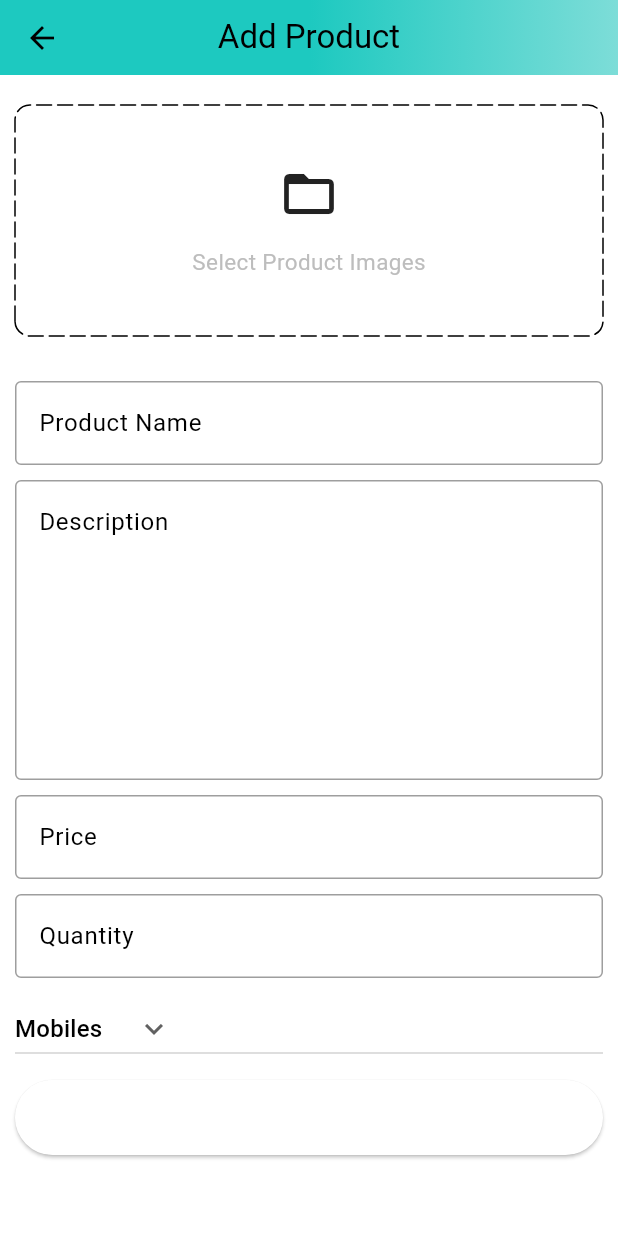
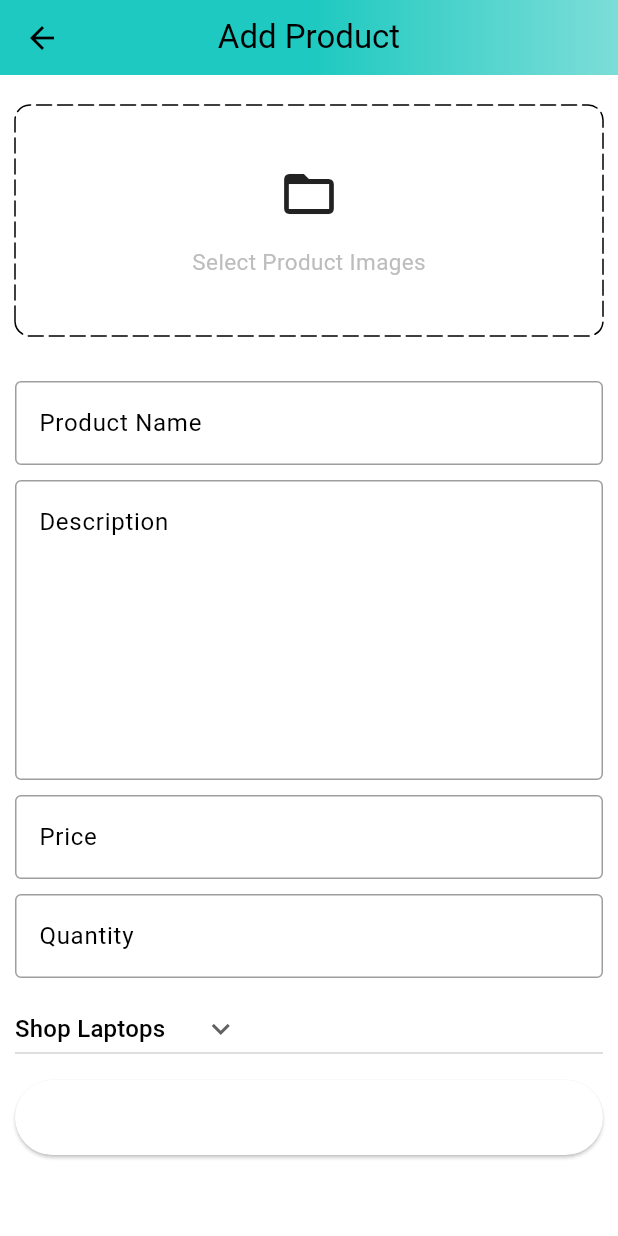
Before and after one commit to CaoThang7/amazon-clone, a Flutter app: the AddProductScreen screen opened by its route, on a phone screen of 412 x 824 dp. Run offline on Flutter 3.47's test engine with Material 2 defaults, Android fonts, the phone set to English and light mode, and no system bars; drawn by our look-alikes of dotted_border; our stand-ins replace badges, carousel_slider, file_picker, shared_preferences; missing offline and left inert: cloudinary_public; accounts and stored records are empty.

Commit message:
change product category

```diff
--- a/lib/constants/global_variables.dart
+++ b/lib/constants/global_variables.dart
@@ -29,24 +29,20 @@ class GlobalVariables {
 
   static const List<Map<String, String>> categoryImages = [
     {
-      'title': 'Mobiles',
-      'image': 'assets/images/mobiles.jpg',
+      'title': 'Shop Laptops',
+      'image': 'assets/images/laptop.jpg',
     },
     {
-      'title': 'Essentials',
-      'image': 'assets/images/essential-oil.jpg',
+      'title': 'Shop Deals',
+      'image': 'assets/images/bicycle.jpg',
     },
     {
-      'title': 'Appliances',
-      'image': 'assets/images/appliancess.jpg',
+      'title': 'Beauty Picks',
+      'image': 'assets/images/beautypick.jpg',
     },
     {
-      'title': 'Books',
-      'image': 'assets/images/bookss.jpg',
-    },
-    {
-      'title': 'Fashion',
-      'image': 'assets/images/fashions.jpg',
+      'title': 'Womens Fashion',
+      'image': 'assets/images/womenfashion.jpg',
     },
   ];
 }
--- a/lib/screens/admin/screen/add_product_screen.dart
+++ b/lib/screens/admin/screen/add_product_screen.dart
@@ -23,7 +23,7 @@ class _AddProductScreenState extends State<AddProductScreen> {
   final TextEditingController priceController = TextEditingController();
   final TextEditingController quantityController = TextEditingController();
   final AdminServices adminServices = AdminServices();
-  String category = 'Mobiles';
+  String category = 'Shop Laptops';
   List<File> images = [];
   final _addProductFormKey = GlobalKey<FormState>();
 
@@ -37,11 +37,10 @@ class _AddProductScreenState extends State<AddProductScreen> {
   }
 
   List<String> productCategories = [
-    'Mobiles',
-    'Essentials',
-    'Appliances',
-    'Books',
-    'Fashion'
+    'Shop Laptops',
+    'Shop Deals',
+    'Beauty Picks',
+    'Womens Fashion',
   ];
 
   void addProduct() {
```
Also changed, not shown: assets/images/beautypick.jpg (added), assets/images/bicycle.jpg (added), assets/images/laptop.jpg (added), assets/images/womenfashion.jpg (added).
